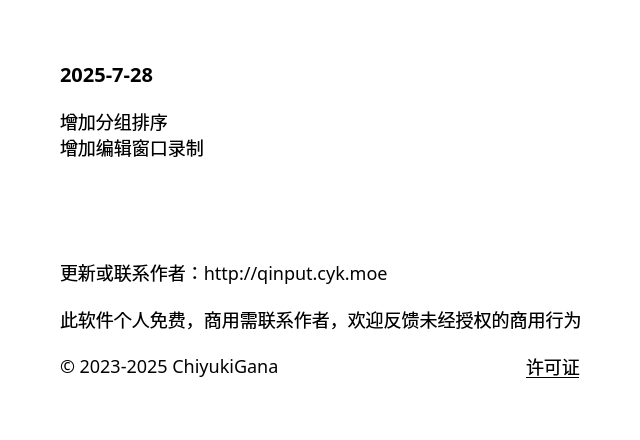
First picture: the form in source/ui/AboutUi.ui, repository ChiyukiGana/Quickinput, before the edit.
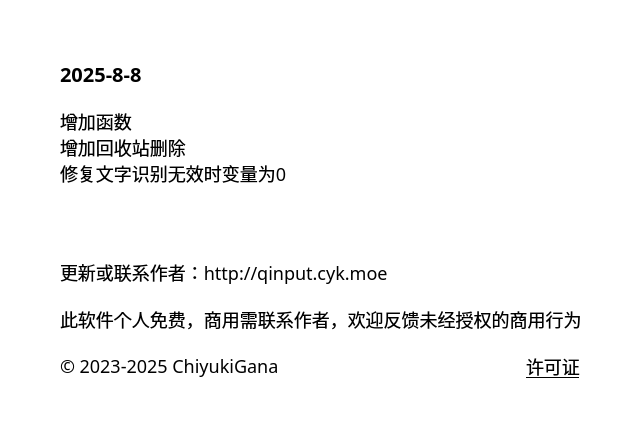
Second picture: the form after the edit.

What changed in the file:
```diff
--- a/source/ui/AboutUi.ui
+++ b/source/ui/AboutUi.ui
@@ -90,7 +90,7 @@
          <string notr="true">font-size:20px</string>
         </property>
         <property name="text">
-         <string>2025-7-28</string>
+         <string>2025-8-8</string>
         </property>
         <property name="textFormat">
          <enum>Qt::TextFormat::PlainText</enum>
@@ -106,8 +106,9 @@
          </sizepolicy>
         </property>
         <property name="text">
-         <string>增加分组排序
-增加编辑窗口录制</string>
+         <string>增加函数
+增加回收站删除
+修复文字识别无效时变量为0</string>
         </property>
         <property name="textFormat">
          <enum>Qt::TextFormat::PlainText</enum>
```
